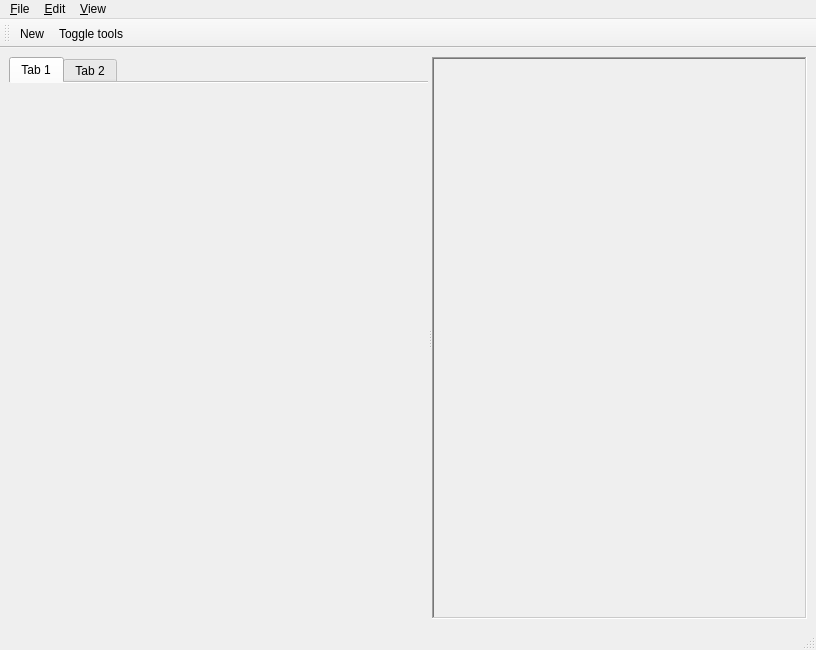
Qt form editor.ui (dlon/game1editor) before a commit.
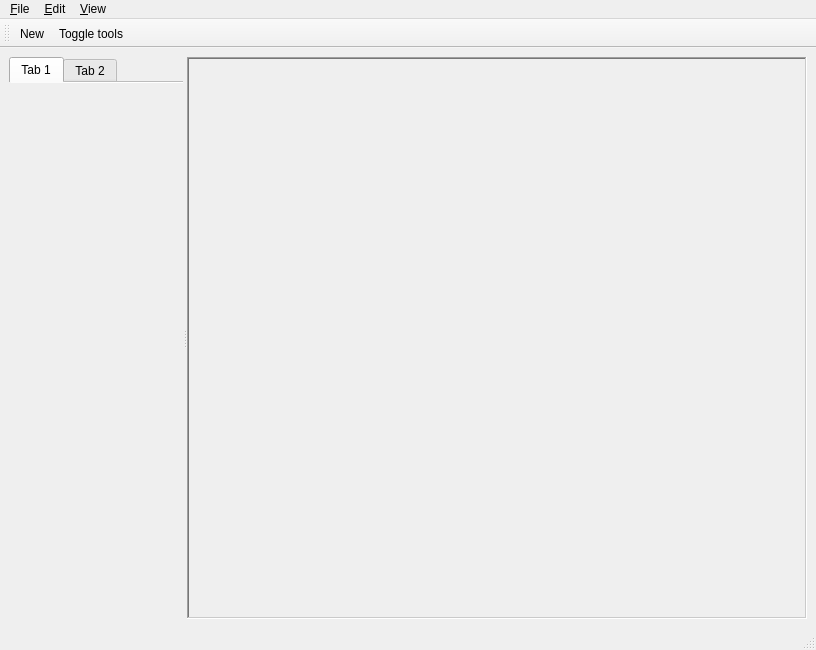
The same form after that commit.

Commit message: splitter issue solved using horizontal stretch settings for its widgets

```diff
--- a/editor.ui
+++ b/editor.ui
@@ -21,6 +21,12 @@
        <enum>Qt::Horizontal</enum>
       </property>
       <widget class="QTabWidget" name="tabWidget">
+       <property name="sizePolicy">
+        <sizepolicy hsizetype="Preferred" vsizetype="Expanding">
+         <horstretch>20</horstretch>
+         <verstretch>0</verstretch>
+        </sizepolicy>
+       </property>
        <property name="currentIndex">
         <number>0</number>
        </property>
@@ -39,6 +45,12 @@
        </widget>
       </widget>
       <widget class="QFrame" name="frame">
+       <property name="sizePolicy">
+        <sizepolicy hsizetype="Expanding" vsizetype="Preferred">
+         <horstretch>80</horstretch>
+         <verstretch>0</verstretch>
+        </sizepolicy>
+       </property>
        <property name="frameShape">
         <enum>QFrame::WinPanel</enum>
        </property>
```
